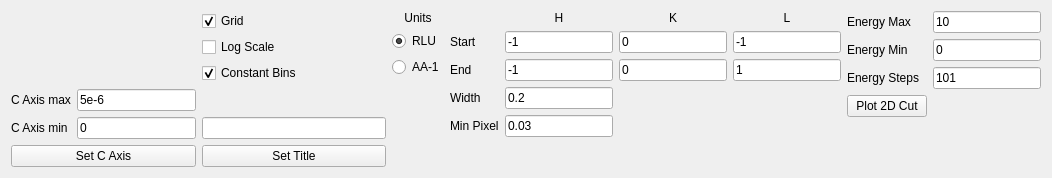
Before: the Qt Designer form src/main/resources/base/Views/QELine.ui in MJOLNIRPackage/MJOLNIR-GUI, drawn with Qt 5.
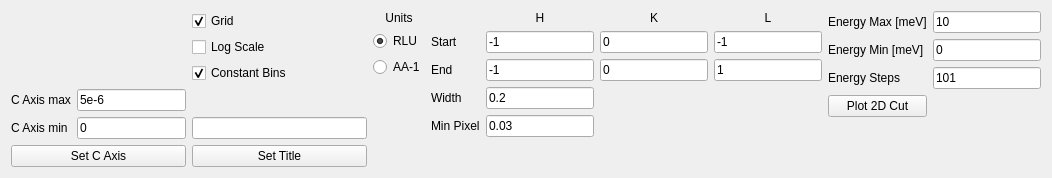
After: the same form once the commit is applied.

Diff of the .ui file:
```diff
--- a/src/main/resources/base/Views/QELine.ui
+++ b/src/main/resources/base/Views/QELine.ui
@@ -329,14 +329,14 @@
      <item row="1" column="0">
       <widget class="QLabel" name="label">
        <property name="text">
-        <string>Energy Min</string>
+        <string>Energy Min [meV]</string>
        </property>
       </widget>
      </item>
      <item row="0" column="0">
       <widget class="QLabel" name="label_9">
        <property name="text">
-        <string>Energy Max</string>
+        <string>Energy Max [meV]</string>
        </property>
       </widget>
      </item>
```
Left out of the diff: 6 changed lines with no effect on the pictures.
